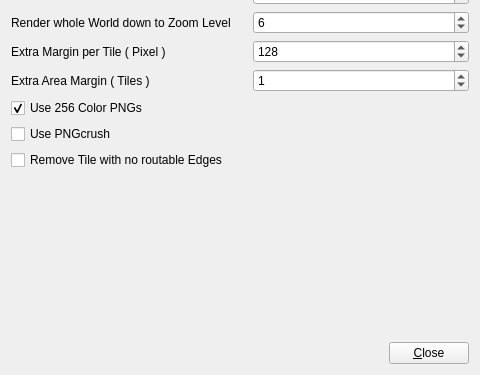
Qt form plugins/osmrenderer/mrsettingsdialog.ui (shentok/MoNav) before a commit; both pictures show x 0 to 480 and y 281 to 656 of the 480 by 656 pixel window.
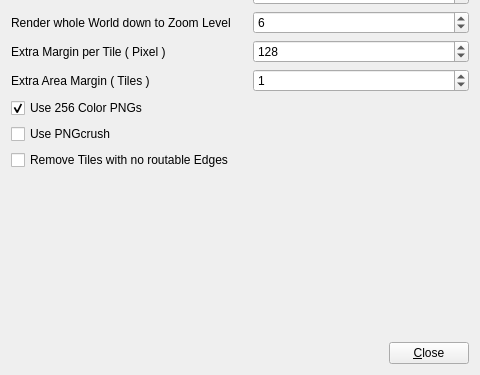
The same form after that commit.

Commit message: Revamped interpretation of OSM data primitives. Previously:  - each node on a way was a routing node  - each segment of a way was a routing edge Now:  - nodes adjacent to more than one way are routing nodes  - the first and last node of a way are routing nodes  - a routing a is a path of way segments between two routing nodes

```diff
--- a/plugins/osmrenderer/mrsettingsdialog.ui
+++ b/plugins/osmrenderer/mrsettingsdialog.ui
@@ -282,7 +282,7 @@
      <item>
       <widget class="QCheckBox" name="removeTiles">
        <property name="text">
-        <string>Remove Tile with no routable Edges</string>
+        <string>Remove Tiles with no routable Edges</string>
        </property>
       </widget>
      </item>
```
The commit also changes 29 other files.
